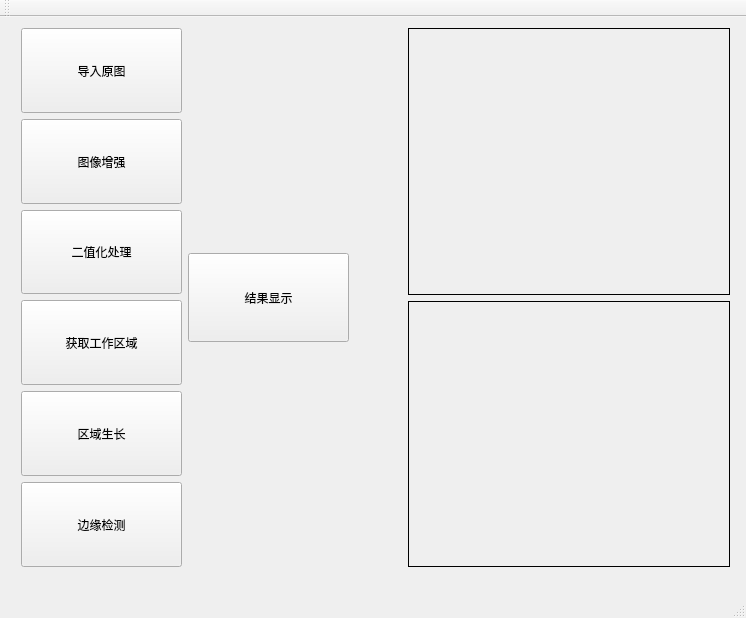
Qt form mywidget.ui (liushui446/Image_Show) before a commit.
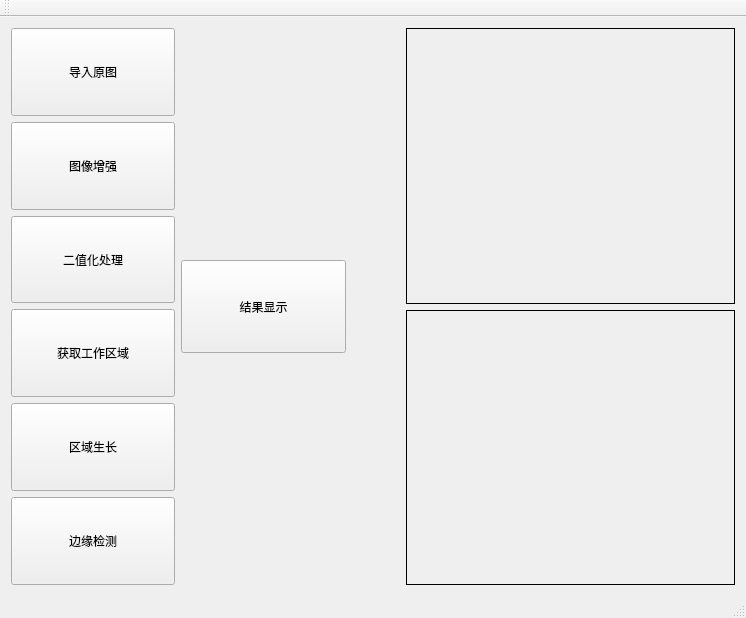
The same form after that commit.

Diff of the .ui file:
```diff
--- a/mywidget.ui
+++ b/mywidget.ui
@@ -14,15 +14,8 @@
    <string>MyWidget</string>
   </property>
   <widget class="QWidget" name="centralWidget">
-   <widget class="QWidget" name="">
-    <property name="geometry">
-     <rect>
-      <x>10</x>
-      <y>0</y>
-      <width>731</width>
-      <height>561</height>
-     </rect>
-    </property>
+   <layout class="QVBoxLayout" name="verticalLayout_2">
+    <item>
     <layout class="QHBoxLayout" name="horizontalLayout" stretch="3,3,1,6">
      <item>
       <layout class="QVBoxLayout" name="verticalLayout_3">
@@ -191,7 +184,8 @@
       </layout>
      </item>
     </layout>
-   </widget>
+    </item>
+   </layout>
   </widget>
   <widget class="QMenuBar" name="menuBar">
    <property name="geometry">
```
Lines whose indentation alone changed are shown as unchanged.
